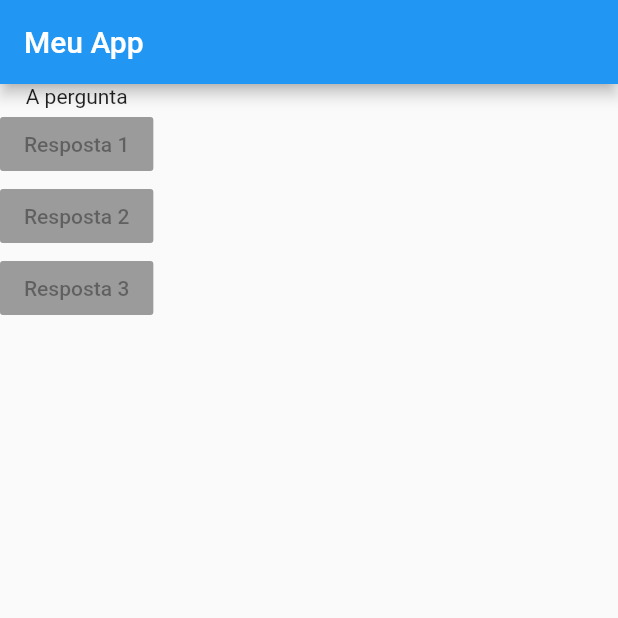
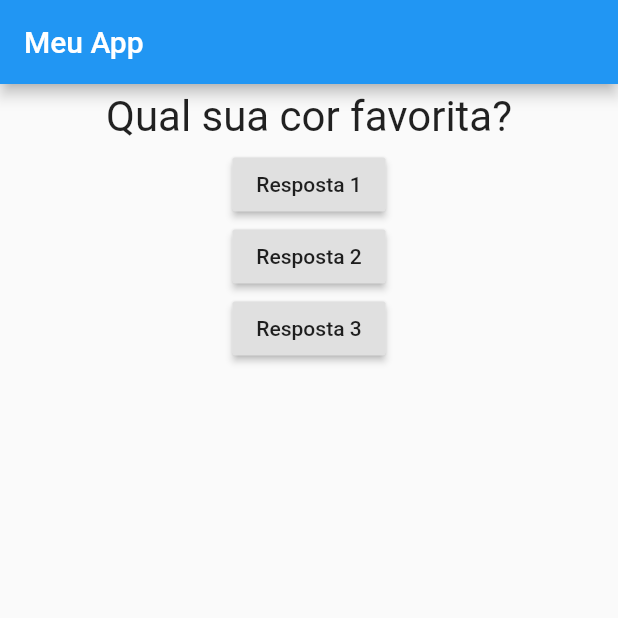
Before and after one commit to gabrielfvf7/flutter, a Flutter app: the screen it shows after launch, on a phone screen of 412 x 824 dp, the top half of it. Run offline on Flutter 3.47's test engine with Material 2 defaults, Android fonts, the phone set to English and light mode, and no system bars.

Commit message:
Mais do curso

```diff
--- a/recover/lib/main.dart
+++ b/recover/lib/main.dart
@@ -1,8 +1,24 @@
 import 'package:flutter/material.dart';
+import 'package:recover/pergunta.dart';
 
 void main() => runApp(MyApp());
 
-class MyApp extends StatelessWidget {
+class MyApp extends StatefulWidget {
+  @override
+  State<StatefulWidget> createState() {
+    return new MyAppState();
+  }
+}
+
+class MyAppState extends State<MyApp> {
+  var indicePergunta = 0;
+
+  void responderPergunta() {
+    setState(() {
+      indicePergunta += 1;
+    });
+  }
+
   @override
   Widget build(BuildContext context) {
     var questions = ["Qual sua cor favorita?", "Qual seu animal favorito?"];
@@ -11,10 +27,13 @@ class MyApp extends StatelessWidget {
         appBar: AppBar(title: Text('Meu App')),
         body: Column(
           children: [
-            Text("A pergunta"),
-            RaisedButton(child: Text("Resposta 1"), onPressed: null),
-            RaisedButton(child: Text("Resposta 2"), onPressed: null),
-            RaisedButton(child: Text("Resposta 3"), onPressed: null),
+            Pergunta(questions[indicePergunta]),
+            RaisedButton(
+                child: Text("Resposta 1"), onPressed: responderPergunta),
+            RaisedButton(
+                child: Text("Resposta 2"), onPressed: responderPergunta),
+            RaisedButton(
+                child: Text("Resposta 3"), onPressed: responderPergunta),
           ],
         ),
       ),
--- /dev/null
+++ b/recover/lib/pergunta.dart
@@ -0,0 +1,20 @@
+import 'package:flutter/material.dart';
+
+class Pergunta extends StatelessWidget {
+  final String perguntaTxt;
+
+  Pergunta(this.perguntaTxt);
+
+  @override
+  Widget build(BuildContext context) {
+    return Container(
+      width: double.infinity,
+      margin: EdgeInsets.all(5),
+      child: Text(
+        perguntaTxt,
+        style: TextStyle(fontSize: 28),
+        textAlign: TextAlign.center,
+      ),
+    );
+  }
+}
```
